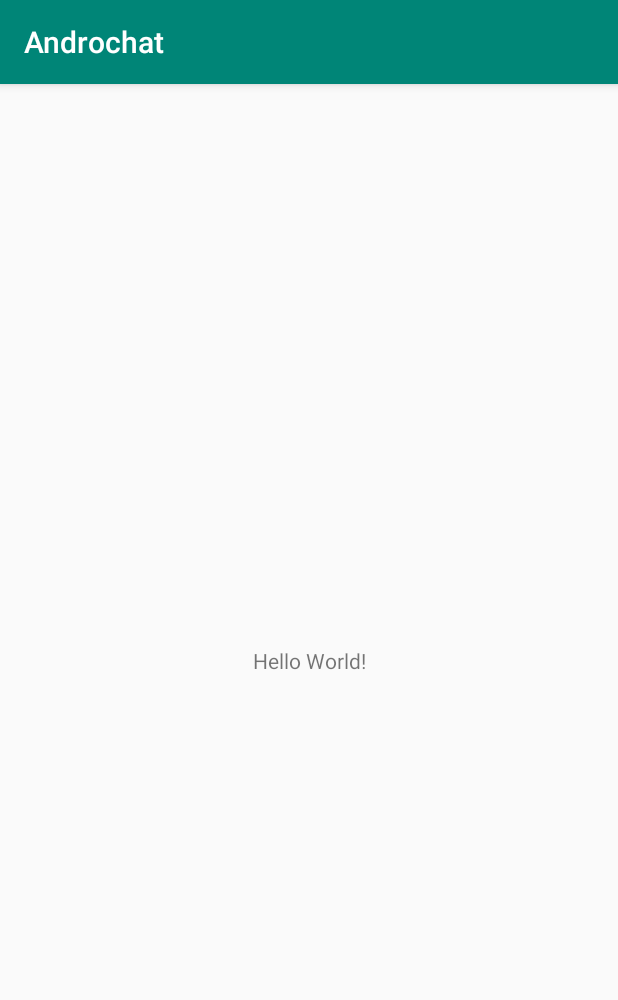
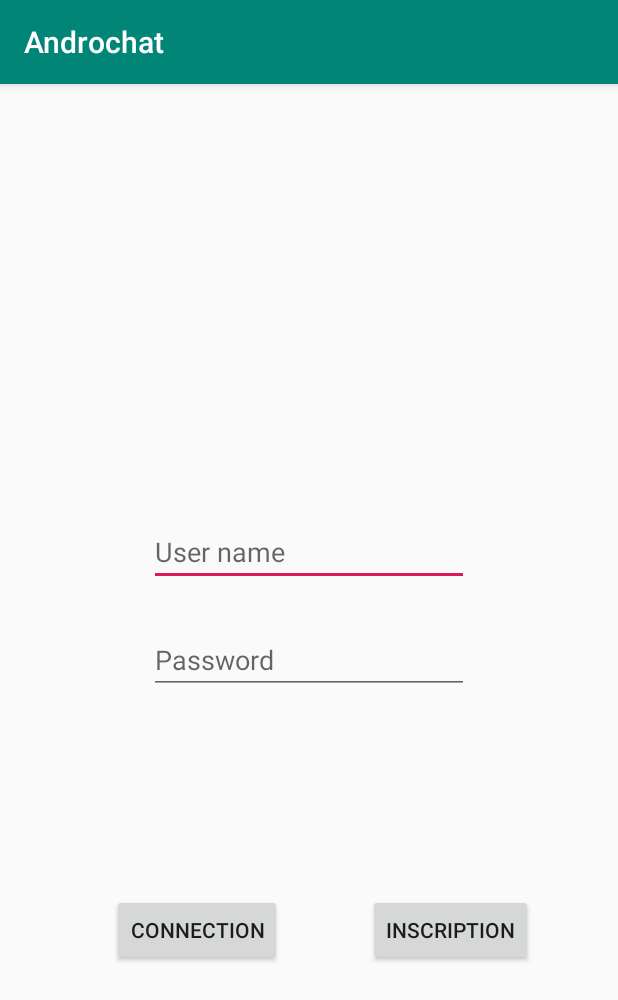
Before and after one commit to Effobless2/androchat, an Android app: the screen it shows after launch (MainActivity), on a phone screen of 412 x 824 dp. Shown: the top 1000 px of the screen. Run offline under Robolectric (Android 15) with nearby library versions, the phone set to English and light mode, and no system bars.

Commit message:
add connection and list interfaces

```diff
--- a/app/build.gradle
+++ b/app/build.gradle
@@ -26,4 +26,5 @@ dependencies {
     testImplementation 'junit:junit:4.12'
     androidTestImplementation 'androidx.test.ext:junit:1.1.1'
     androidTestImplementation 'androidx.test.espresso:espresso-core:3.2.0'
+    implementation 'androidx.recyclerview:recyclerview:1.1.0'
 }
--- a/app/src/main/AndroidManifest.xml
+++ b/app/src/main/AndroidManifest.xml
@@ -16,6 +16,11 @@
                 <category android:name="android.intent.category.LAUNCHER" />
             </intent-filter>
         </activity>
+        <activity android:name=".ConversationsActivity">
+            <intent-filter>
+                <action android:name="android.intent.action.MAIN" />
+            </intent-filter>
+        </activity>
     </application>
 
 </manifest>
--- a/app/src/main/java/com/example/androchat/MainActivity.java
+++ b/app/src/main/java/com/example/androchat/MainActivity.java
@@ -1,14 +1,72 @@
 package com.example.androchat;
 
 import androidx.appcompat.app.AppCompatActivity;
+import androidx.constraintlayout.widget.ConstraintLayout;
 
+import android.content.Intent;
 import android.os.Bundle;
+import android.util.Log;
+import android.view.View;
+import android.widget.Button;
+
+import java.util.Arrays;
 
 public class MainActivity extends AppCompatActivity {
+
+    public static final String LIFE_CYCLE_CHECKER = "LIFE_CYCLE_CHECKER";
 
     @Override
     protected void onCreate(Bundle savedInstanceState) {
         super.onCreate(savedInstanceState);
         setContentView(R.layout.activity_main);
+        Button button = findViewById(R.id.button);
+        button.setOnClickListener(new View.OnClickListener() {
+            @Override
+            public void onClick(View v) {
+                launchConversationsActivity(v);
+            }
+        });
+        Log.d(LIFE_CYCLE_CHECKER, "onCreate");
+    }
+
+    @Override
+    protected void onStart() {
+        super.onStart();
+        Log.d(LIFE_CYCLE_CHECKER, "onStart");
+    }
+
+    @Override
+    protected void onResume() {
+        super.onResume();
+        Log.d(LIFE_CYCLE_CHECKER, "onResume");
+    }
+
+    @Override
+    protected void onRestart() {
+        super.onRestart();
+        Log.d(LIFE_CYCLE_CHECKER, "onRestart");
+    }
+
+    @Override
+    protected void onPause() {
+        super.onPause();
+        Log.d(LIFE_CYCLE_CHECKER, "onPause");
+    }
+
+    @Override
+    protected void onStop() {
+        super.onStop();
+        Log.d(LIFE_CYCLE_CHECKER, "onStop");
+    }
+
+    @Override
+    protected void onDestroy() {
+        super.onDestroy();
+        Log.d(LIFE_CYCLE_CHECKER, "onDestroy");
+    }
+
+    public void launchConversationsActivity(View view) {
+        Intent intent = new Intent(this, ConversationsActivity.class);
+        startActivity(intent);
     }
 }
--- a/app/src/main/res/layout/activity_main.xml
+++ b/app/src/main/res/layout/activity_main.xml
@@ -6,13 +6,52 @@
     android:layout_height="match_parent"
     tools:context=".MainActivity">
 
-    <TextView
+    <EditText
+        android:id="@+id/editText"
         android:layout_width="wrap_content"
         android:layout_height="wrap_content"
-        android:text="Hello World!"
+        android:ems="10"
+        android:hint="@string/pseudo"
+        android:inputType="textPersonName"
         app:layout_constraintBottom_toBottomOf="parent"
-        app:layout_constraintLeft_toLeftOf="parent"
-        app:layout_constraintRight_toRightOf="parent"
+        app:layout_constraintEnd_toEndOf="parent"
+        app:layout_constraintStart_toStartOf="parent"
+        app:layout_constraintTop_toTopOf="parent"
+        app:layout_constraintVertical_bias="0.40" />
+
+    <EditText
+        android:id="@+id/editText2"
+        android:layout_width="wrap_content"
+        android:layout_height="wrap_content"
+        android:ems="10"
+        android:hint="@string/pwd"
+        android:inputType="textPassword"
+        app:layout_constraintBottom_toBottomOf="parent"
+        app:layout_constraintEnd_toEndOf="parent"
+        app:layout_constraintStart_toStartOf="parent"
         app:layout_constraintTop_toTopOf="parent" />
 
+    <Button
+        android:id="@+id/button"
+        android:layout_width="wrap_content"
+        android:layout_height="wrap_content"
+        android:text="@string/connection"
+        app:layout_constraintBottom_toBottomOf="parent"
+        app:layout_constraintEnd_toEndOf="parent"
+        app:layout_constraintHorizontal_bias="0.25"
+        app:layout_constraintStart_toStartOf="parent"
+        app:layout_constraintTop_toTopOf="parent"
+        app:layout_constraintVertical_bias="0.75" />
+
+    <Button
+        android:id="@+id/button2"
+        android:layout_width="wrap_content"
+        android:layout_height="wrap_content"
+        android:text="@string/inscription"
+        app:layout_constraintBottom_toBottomOf="parent"
+        app:layout_constraintEnd_toEndOf="parent"
+        app:layout_constraintHorizontal_bias="0.75"
+        app:layout_constraintStart_toStartOf="@+id/button"
+        app:layout_constraintTop_toTopOf="parent"
+        app:layout_constraintVertical_bias="0.75" />
 </androidx.constraintlayout.widget.ConstraintLayout>
--- a/app/src/main/res/values/strings.xml
+++ b/app/src/main/res/values/strings.xml
@@ -1,3 +1,8 @@
 <resources>
     <string name="app_name">Androchat</string>
+    <string name="connection">Connection</string>
+    <string name="inscription">Inscription</string>
+    <string name="email">Email address</string>
+    <string name="pseudo">User name</string>
+    <string name="pwd">Password</string>
 </resources>
```
Also changed, not shown: app/src/main/java/com/example/androchat/ConversationsActivity.java (added, +70 -0 lines), app/src/main/res/layout/conversations_activity.xml (added, +17 -0 lines), 1 other file.
